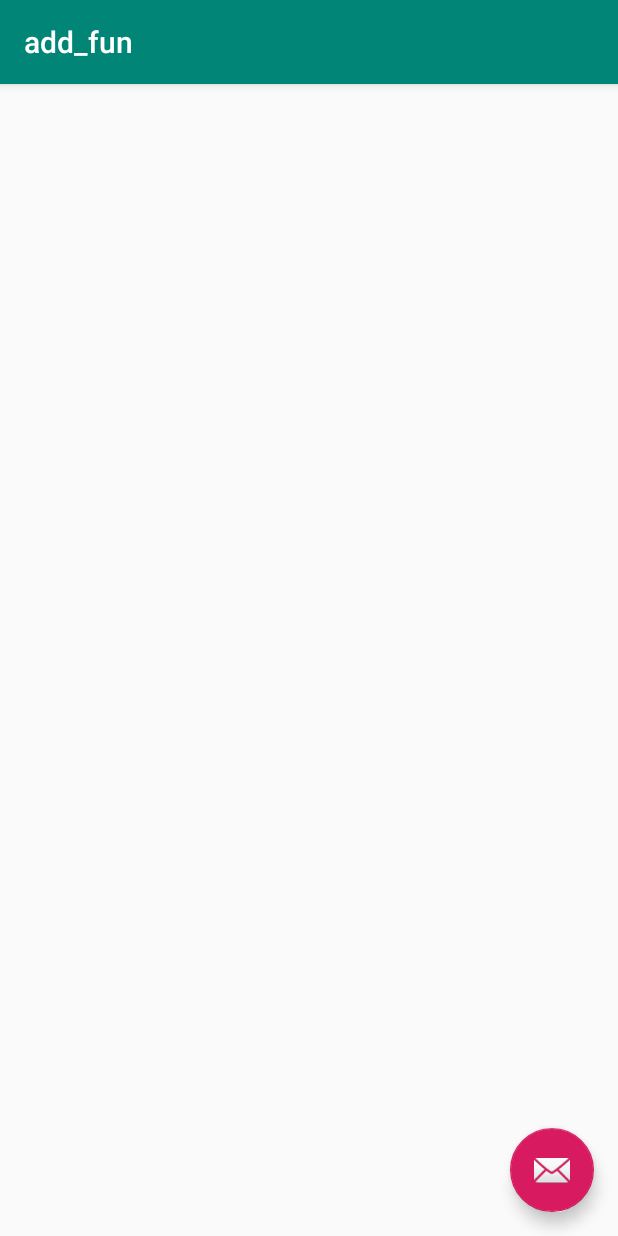
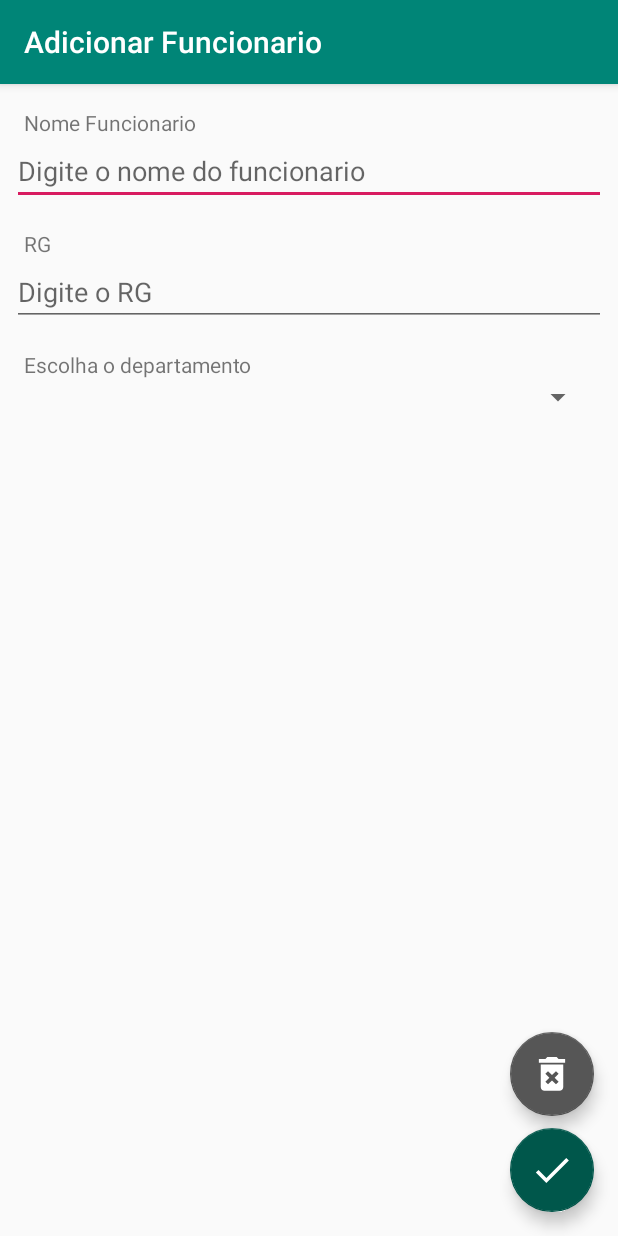
Before and after one commit to hthenrique/ProjetoEvoSystems, an Android app: the add_fun screen opened directly, with no data from a screen before it, on a phone screen of 412 x 824 dp. Run offline under Robolectric (Android 15) with nearby library versions, the phone set to English and light mode, and no system bars.

Commit message:
Nova tela de cadastro de funcionarios adicionda

```diff
--- a/app/src/main/AndroidManifest.xml
+++ b/app/src/main/AndroidManifest.xml
@@ -11,7 +11,7 @@
         android:theme="@style/AppTheme">
         <activity
             android:name=".add_fun"
-            android:label="@string/title_activity_add_fun"
+            android:label="Adicionar Funcionario"
             android:theme="@style/AppTheme.NoActionBar"></activity>
         <activity
             android:name=".Consultar_dep"
--- a/app/src/main/java/com/example/projetoevosystems/Uteis/DepartamentoDAO.java
+++ b/app/src/main/java/com/example/projetoevosystems/Uteis/DepartamentoDAO.java
@@ -159,7 +159,7 @@ public class DepartamentoDAO {
             excluir = true;
             while (cursor.moveToNext()){
                 this.id_dep = cursor.getInt(cursor.getColumnIndex("id_dep"));
-                nome_dep = cursor.getString(cursor.getColumnIndex("dep_nome"));
+                nome_dep = cursor.getString(cursor.getColumnIndex("nome_dep"));
                 sigla_dep = cursor.getString(cursor.getColumnIndex("sigla_dep"));
                 excluir = false;
             }
--- a/app/src/main/java/com/example/projetoevosystems/add_fun.java
+++ b/app/src/main/java/com/example/projetoevosystems/add_fun.java
@@ -1,5 +1,6 @@
 package com.example.projetoevosystems;
 
+import android.content.Intent;
 import android.os.Bundle;
 
 import com.google.android.material.floatingactionbutton.FloatingActionButton;
@@ -8,7 +9,9 @@ import com.google.android.material.snackbar.Snackbar;
 import androidx.appcompat.app.AppCompatActivity;
 import androidx.appcompat.widget.Toolbar;
 
+import android.view.MenuItem;
 import android.view.View;
+import android.widget.Spinner;
 
 public class add_fun extends AppCompatActivity {
 
@@ -16,17 +19,17 @@ public class add_fun extends AppCompatActivity {
     protected void onCreate(Bundle savedInstanceState) {
         super.onCreate(savedInstanceState);
         setContentView(R.layout.activity_add_fun);
-        Toolbar toolbar = findViewById(R.id.toolbar);
+        Toolbar toolbar = findViewById(R.id.toolbar_add_fun);
         setSupportActionBar(toolbar);
 
-        FloatingActionButton fab = findViewById(R.id.fab);
-        fab.setOnClickListener(new View.OnClickListener() {
-            @Override
-            public void onClick(View view) {
-                Snackbar.make(view, "Replace with your own action", Snackbar.LENGTH_LONG)
-                        .setAction("Action", null).show();
-            }
-        });
+
+        final Spinner spinner = (Spinner) findViewById(R.id.spinnerDepartementos);
+
+        String[] listdeps = new String[]{
+                "Selecione o departamento..."
+        };
+
     }
 
+
 }
--- a/app/src/main/res/layout/activity_add_fun.xml
+++ b/app/src/main/res/layout/activity_add_fun.xml
@@ -1,33 +1,132 @@
 <?xml version="1.0" encoding="utf-8"?>
-<androidx.coordinatorlayout.widget.CoordinatorLayout xmlns:android="http://schemas.android.com/apk/res/android"
+<androidx.constraintlayout.widget.ConstraintLayout
+    xmlns:android="http://schemas.android.com/apk/res/android"
     xmlns:app="http://schemas.android.com/apk/res-auto"
     xmlns:tools="http://schemas.android.com/tools"
     android:layout_width="match_parent"
     android:layout_height="match_parent"
-    tools:context=".add_fun">
+    android:layout_gravity="bottom"
+    tools:context=".add_dep"
+    android:theme="@style/AppTheme.NoActionBar">
 
     <com.google.android.material.appbar.AppBarLayout
+        android:id="@+id/appBarLayout"
         android:layout_width="match_parent"
         android:layout_height="wrap_content"
-        android:theme="@style/AppTheme.AppBarOverlay">
+        android:theme="@style/AppTheme.AppBarOverlay"
+        app:layout_constraintEnd_toEndOf="parent"
+        app:layout_constraintStart_toStartOf="parent"
+        app:layout_constraintTop_toTopOf="parent">
 
         <androidx.appcompat.widget.Toolbar
-            android:id="@+id/toolbar"
+            android:id="@+id/toolbar_add_fun"
             android:layout_width="match_parent"
-            android:layout_height="?attr/actionBarSize"
+            android:layout_height="wrap_content"
             android:background="?attr/colorPrimary"
-            app:popupTheme="@style/AppTheme.PopupOverlay" />
-
+            android:minHeight="?attr/actionBarSize"
+            android:theme="?attr/actionBarTheme" />
     </com.google.android.material.appbar.AppBarLayout>
 
-    <include layout="@layout/content_add_fun" />
+    <TextView
+        android:id="@+id/textView4"
+        android:layout_width="wrap_content"
+        android:layout_height="wrap_content"
+        android:layout_marginStart="8dp"
+        android:layout_marginLeft="8dp"
+        android:layout_marginTop="16dp"
+        android:text="Nome Funcionario"
+        app:layout_constraintStart_toStartOf="@+id/editTextFunNome"
+        app:layout_constraintTop_toBottomOf="@+id/appBarLayout" />
+
+    <EditText
+        android:id="@+id/editTextFunNome"
+        android:layout_width="0dp"
+        android:layout_height="wrap_content"
+        android:layout_marginStart="8dp"
+        android:layout_marginLeft="8dp"
+        android:layout_marginEnd="8dp"
+        android:layout_marginRight="8dp"
+        android:ems="10"
+        android:hint="Digite o nome do funcionario"
+        android:inputType="textPersonName"
+        app:layout_constraintEnd_toEndOf="parent"
+        app:layout_constraintStart_toStartOf="parent"
+        app:layout_constraintTop_toBottomOf="@+id/textView4" />
+
+    <TextView
+        android:id="@+id/textView5"
+        android:layout_width="wrap_content"
+        android:layout_height="wrap_content"
+        android:layout_marginStart="8dp"
+        android:layout_marginLeft="8dp"
+        android:layout_marginTop="16dp"
+        android:text="RG"
+        app:layout_constraintStart_toStartOf="@+id/editTextRg"
+        app:layout_constraintTop_toBottomOf="@+id/editTextFunNome" />
+
+    <EditText
+        android:id="@+id/editTextRg"
+        android:layout_width="0dp"
+        android:layout_height="wrap_content"
+        android:layout_marginStart="8dp"
+        android:layout_marginLeft="8dp"
+        android:layout_marginEnd="8dp"
+        android:layout_marginRight="8dp"
+        android:ems="10"
+        android:hint="Digite o RG"
+        android:maxLength="9"
+        app:layout_constraintEnd_toEndOf="parent"
+        app:layout_constraintStart_toStartOf="parent"
+        app:layout_constraintTop_toBottomOf="@+id/textView5" />
+
+    <TextView
+        android:id="@+id/textView6"
+        android:layout_width="wrap_content"
+        android:layout_height="wrap_content"
+        android:layout_marginStart="16dp"
+        android:layout_marginLeft="16dp"
+        android:layout_marginTop="16dp"
+        android:text="Escolha o departamento"
+        app:layout_constraintStart_toStartOf="parent"
+        app:layout_constraintTop_toBottomOf="@+id/editTextRg" />
+
+    <Spinner
+        android:id="@+id/spinnerDepartementos"
+        android:layout_width="0dp"
+        android:layout_height="wrap_content"
+        android:layout_marginStart="16dp"
+        android:layout_marginLeft="16dp"
+        android:layout_marginEnd="16dp"
+        android:layout_marginRight="16dp"
+        app:layout_constraintEnd_toEndOf="parent"
+        app:layout_constraintStart_toStartOf="parent"
+        app:layout_constraintTop_toBottomOf="@+id/textView6" />
 
     <com.google.android.material.floatingactionbutton.FloatingActionButton
-        android:id="@+id/fab"
+        android:id="@+id/savefun_btn"
         android:layout_width="wrap_content"
         android:layout_height="wrap_content"
-        android:layout_gravity="bottom|end"
-        android:layout_margin="@dimen/fab_margin"
-        app:srcCompat="@android:drawable/ic_dialog_email" />
+        android:layout_marginEnd="16dp"
+        android:layout_marginRight="16dp"
+        android:layout_marginBottom="16dp"
+        android:clickable="true"
+        app:backgroundTint="@color/colorPrimaryDark"
+        app:layout_constraintBottom_toBottomOf="parent"
+        app:layout_constraintEnd_toEndOf="parent"
+        app:srcCompat="@drawable/ic_concluido" />
 
-</androidx.coordinatorlayout.widget.CoordinatorLayout>
+    <com.google.android.material.floatingactionbutton.FloatingActionButton
+        android:id="@+id/deletefun_btn"
+        android:layout_width="wrap_content"
+        android:layout_height="wrap_content"
+        android:layout_marginEnd="16dp"
+        android:layout_marginRight="16dp"
+        android:layout_marginBottom="8dp"
+        android:clickable="true"
+        app:backgroundTint="#565656"
+        app:layout_constraintBottom_toTopOf="@+id/savefun_btn"
+        app:layout_constraintEnd_toEndOf="parent"
+        app:srcCompat="@drawable/ic_delete_btn" />
+
+
+</androidx.constraintlayout.widget.ConstraintLayout>
```
Also changed, not shown: app/src/main/java/com/example/projetoevosystems/Consultar_dep.java (+5 -5 lines), app/src/main/java/com/example/projetoevosystems/MainActivity.java (+9 -0 lines), app/src/main/java/com/example/projetoevosystems/add_dep.java (+2 -6 lines), app/src/main/res/layout/activity_add_dep.xml (+9 -6 lines), app/src/main/res/layout/activity_consultar_dep.xml (+4 -3 lines), app/src/main/res/layout/activity_linha_consulta.xml (+32 -60 lines), app/src/main/res/layout/activity_main.xml (+8 -6 lines).
